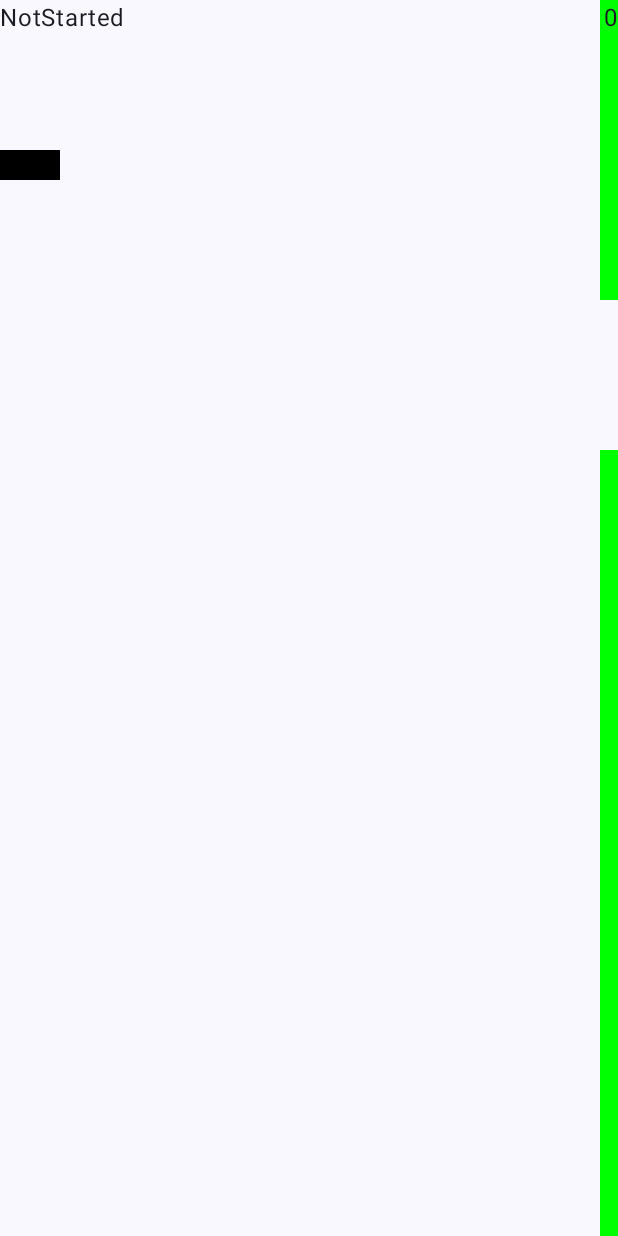
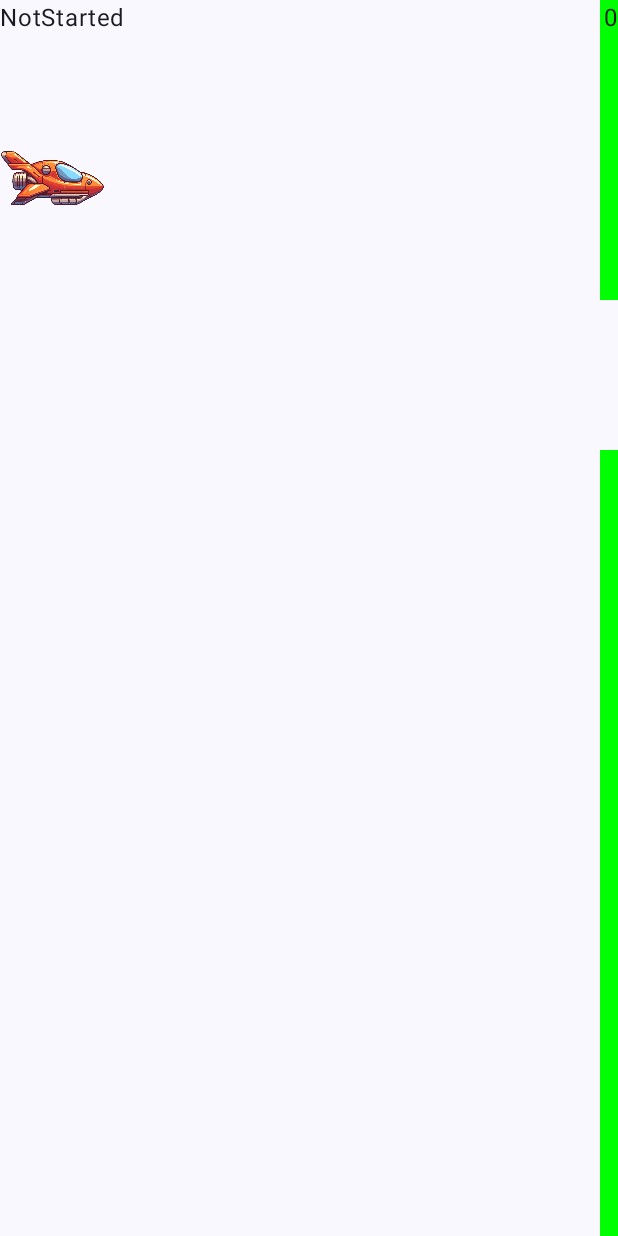
Before and after one commit to adibfara/FlappyCar, an Android app built with Jetpack Compose: the screen it shows after launch (MainActivity), on a phone screen of 412 x 824 dp. Run offline under Robolectric (Android 15) with nearby library versions, the phone set to English and light mode, and no system bars.

Commit message:
Add player image

```diff
--- a/app/src/main/java/io/github/adibfara/flappygame/ui/game/model/Player.kt
+++ b/app/src/main/java/io/github/adibfara/flappygame/ui/game/model/Player.kt
@@ -7,7 +7,7 @@ import androidx.compose.ui.unit.dp
 data class Player(
     val y: Float,
     val speed: Float,
-    val size: Size = Size(40f, 20f)
+    val size: Size = Size(70f, 36.65f)
 ) {
     val rect = Rect(Offset(0f, y), size.toComposeSize())
 
--- a/app/src/main/java/io/github/adibfara/flappygame/ui/game/ui/components/Player.kt
+++ b/app/src/main/java/io/github/adibfara/flappygame/ui/game/ui/components/Player.kt
@@ -1,5 +1,6 @@
 package io.github.adibfara.flappygame.ui.game.ui.components
 
+import androidx.compose.foundation.Image
 import androidx.compose.foundation.background
 import androidx.compose.foundation.layout.Box
 import androidx.compose.foundation.layout.offset
@@ -8,9 +9,11 @@ import androidx.compose.runtime.Composable
 import androidx.compose.runtime.collectAsState
 import androidx.compose.ui.Modifier
 import androidx.compose.ui.graphics.Color
+import androidx.compose.ui.res.painterResource
 import androidx.compose.ui.unit.DpSize
 import androidx.compose.ui.unit.IntOffset
 import androidx.compose.ui.unit.dp
+import io.github.adibfara.flappygame.R
 import io.github.adibfara.flappygame.ui.game.logic.PlayerCollisionLogic
 import io.github.adibfara.flappygame.ui.game.logic.PlayerLogic
 import io.github.adibfara.flappygame.ui.game.model.toDpSize
@@ -25,13 +28,14 @@ internal fun Player(
 
         val player = playerLogic.player.collectAsState()
         val collided = playerCollisionLogic.collision.collectAsState().value
-        Box(
+        Image(
+            painterResource(id = R.drawable.car),
+            contentDescription = null,
             Modifier
                 .offset {
                     IntOffset(x = 0, y = player.value.y.dp.roundToPx())
                 }
                 .size(player.value.size.toDpSize())
-                .background(if (collided) Color.Red else Color.Black)
-        ) {}
+        )
     }
 }
```
Also changed, not shown: app/src/main/res/drawable/background.png (added), app/src/main/res/drawable/car.png (added).
